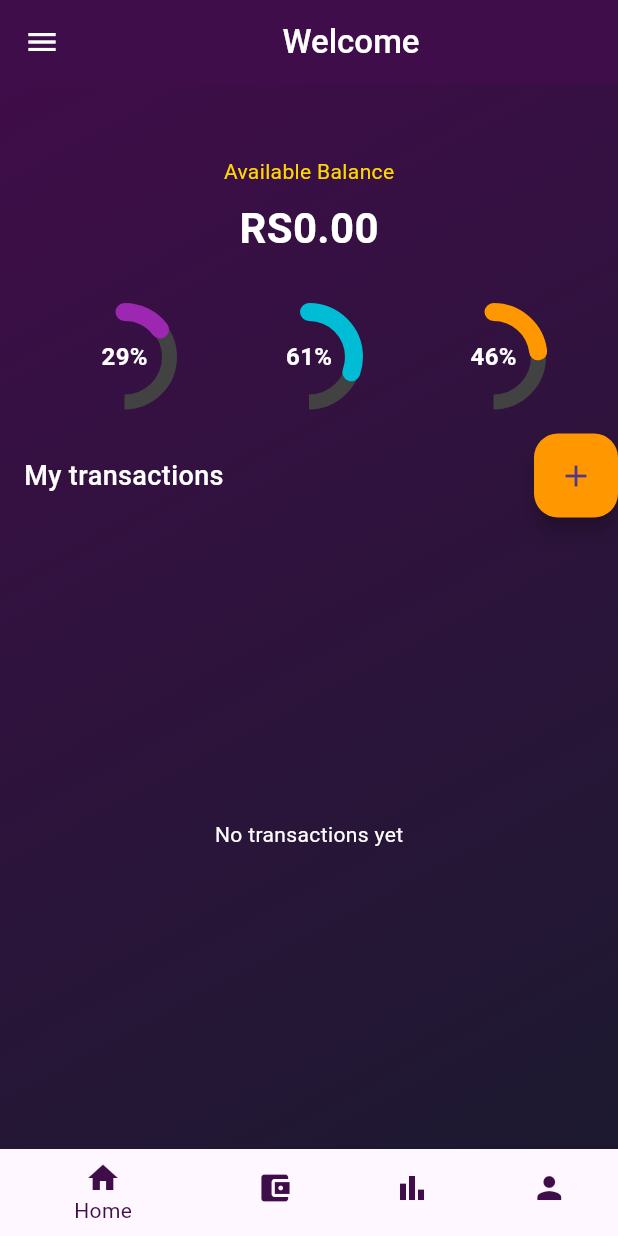
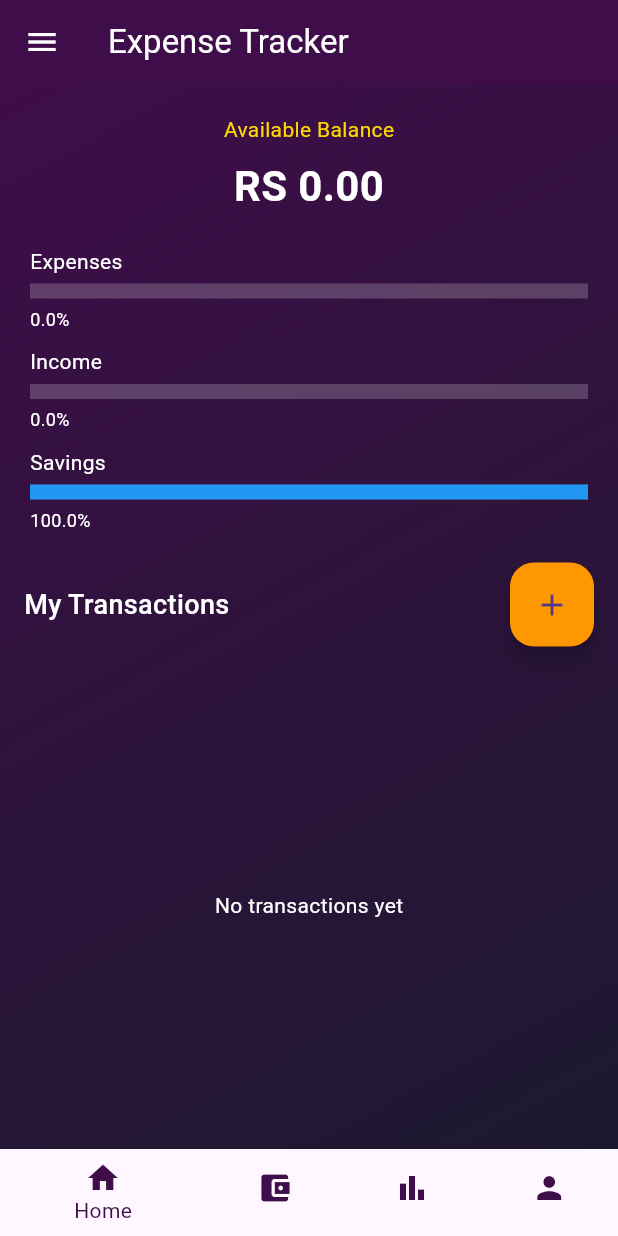
Before and after one commit to MSMTMS786/BudgetPal, a Flutter app: the screen it shows after launch, in the side drawer, after a tap on the "add" icon, on a phone screen of 412 x 824 dp. Run offline on Flutter 3.47's test engine with Material 3 defaults, Android fonts, the phone set to English and light mode, and no system bars.

Commit message:
some changes

```diff
--- a/lib/screen/home_screen.dart
+++ b/lib/screen/home_screen.dart
@@ -3,6 +3,7 @@ import 'package:expense_tracker/screen/add_expense_income.dart';
 import 'package:expense_tracker/widgets/Drawer.dart';
 import 'package:expense_tracker/widgets/bottomNavBar.dart';
 import 'package:flutter/material.dart';
+import 'package:intl/intl.dart';
 
 class HomeScreen extends StatefulWidget {
   HomeScreen({Key? key}) : super(key: key);
@@ -12,45 +13,44 @@ class HomeScreen extends StatefulWidget {
 }
 
 class _HomeScreenState extends State<HomeScreen> {
-  double balance = 0.0; // Initial balance
+  double balance = 0.0;
+  double totalExpenses = 0.0;
+  double totalIncome = 0.0;
   List<Transaction> transactions = [];
+
+  final GlobalKey<ScaffoldState> _scaffoldKey = GlobalKey<ScaffoldState>();
 
   void updateBalance(Transaction transaction) {
     setState(() {
       if (transaction.isExpense) {
+        totalExpenses += transaction.amount;
         balance -= transaction.amount;
       } else {
+        totalIncome += transaction.amount;
         balance += transaction.amount;
       }
       transactions.add(transaction);
     });
   }
 
-  final GlobalKey<ScaffoldState> _scaffoldKey = GlobalKey<ScaffoldState>();
+  // **Dynamically Calculate Graph Values**
+  double get expensePercentage => balance == 0.0 ? 0.0 : (totalExpenses / (totalExpenses + totalIncome));
+  double get incomePercentage => balance == 0.0 ? 0.0 : (totalIncome / (totalExpenses + totalIncome));
+  double get savingsPercentage => balance == 0.0 ? 1.0 : ((balance - totalExpenses) / balance);
 
   @override
   Widget build(BuildContext context) {
     return Scaffold(
-      key: _scaffoldKey, // Set the key here
-      drawer: MyDrawer(), // Add the drawer here
+      key: _scaffoldKey,
+      drawer: MyDrawer(),
       appBar: AppBar(
+        backgroundColor: const Color(0xFF3F0D49),
+        title: const Text('Expense Tracker', style: TextStyle(color: Colors.white)),
         leading: IconButton(
-          onPressed: () {
-            _scaffoldKey.currentState
-                ?.openDrawer(); // Use GlobalKey to open drawer
-          },
-          icon: Icon(Icons.menu, color: Colors.white),
-        ),
-        backgroundColor: Color(0xFF3F0D49),
-
-        title: Center(
-          child: Text(
-            'Welcome',
-            style: TextStyle(color: Colors.white, fontWeight: FontWeight.w500),
+          icon: const Icon(Icons.menu, color: Colors.white),
+          onPressed: () => _scaffoldKey.currentState?.openDrawer(),
         ),
       ),
-      ),
-
       body: Container(
         width: double.infinity,
         height: double.infinity,
@@ -58,93 +58,56 @@ class _HomeScreenState extends State<HomeScreen> {
           gradient: LinearGradient(
             begin: Alignment.topLeft,
             end: Alignment.bottomRight,
-            colors: [
-              Color(0xFF3F0D49), // Purple at top
-              Color(0xFF1A1A2E), // Dark blue at bottom
-            ],
+            colors: [Color(0xFF3F0D49), Color(0xFF1A1A2E)],
           ),
         ),
         child: SafeArea(
           child: Column(
-            crossAxisAlignment: CrossAxisAlignment.start,
             children: [
-              // App bar with menu and welcome
-              Padding(
-                padding: const EdgeInsets.all(16.0),
-                child: Row(
+              const SizedBox(height: 20),
+
+              // **Available Balance Section**
+              Center(
+                child: Column(
                   children: [
-                    // Just a spacer to balance the menu icon
-                    const SizedBox(width: 28),
+                    const Text('Available Balance', style: TextStyle(color: Color(0xFFFFD700), fontSize: 14)),
+                    const SizedBox(height: 8),
+                    Text("RS ${balance.toStringAsFixed(2)}",
+                        style: const TextStyle(color: Colors.white, fontSize: 28, fontWeight: FontWeight.bold)),
                   ],
                 ),
               ),
 
-              // Available Balance Section
+              const SizedBox(height: 20),
+
+              // **Dynamic Graphs**
               Padding(
-                padding: const EdgeInsets.all(16.0),
+                padding: const EdgeInsets.symmetric(horizontal: 20),
                 child: Column(
-                  crossAxisAlignment: CrossAxisAlignment.start,
                   children: [
-                    Center(
-                      child: Text(
-                        'Available Balance',
-                        style: TextStyle(
-                          color: Color(0xFFFFD700),
-                          fontSize: 14,
-                        ),
-                      ),
-                    ),
-                    SizedBox(height: 8),
-                    Center(
-                      child: Text(
-                        "RS${balance.toStringAsFixed(2)}",
-                        style: TextStyle(
-                          color: Colors.white,
-                          fontSize: 28,
-                          fontWeight: FontWeight.bold,
-                        ),
-                      ),
-                    ),
+                    _buildGraph("Expenses", expensePercentage, Colors.red),
+                    const SizedBox(height: 10),
+                    _buildGraph("Income", incomePercentage, Colors.green),
+                    const SizedBox(height: 10),
+                    _buildGraph("Savings", savingsPercentage, Colors.blue),
                   ],
                 ),
               ),
 
-              // Percentage Gauges
-              Container(
-                height: 100,
+              const SizedBox(height: 20),
+
+              // **Transactions List Header**
+              Padding(
+                padding: const EdgeInsets.symmetric(horizontal: 16.0),
                 child: Row(
-                  mainAxisAlignment: MainAxisAlignment.spaceEvenly,
+                  mainAxisAlignment: MainAxisAlignment.spaceBetween,
                   children: [
-                    _buildGauge('29%', Colors.purple),
-                    _buildGauge('61%', Colors.cyan),
-                    _buildGauge('46%', Colors.orange),
-                  ],
-                ),
-              ),
-
-              // My Transactions Text
-              Row(
-                mainAxisAlignment: MainAxisAlignment.spaceBetween,
-
-                children: [
-                  const Padding(
-                    padding: EdgeInsets.all(16.0),
-                    child: Text(
-                      'My transactions',
-                      style: TextStyle(
-                        color: Colors.white,
-                        fontSize: 18,
-                        fontWeight: FontWeight.w500,
-                      ),
-                    ),
-                  ),
+                    const Text('My Transactions', style: TextStyle(color: Colors.white, fontSize: 18, fontWeight: FontWeight.w500)),
                     FloatingActionButton(
                       onPressed: () async {
                         final result = await Navigator.push<Transaction>(
                           context,
-                        MaterialPageRoute(
-                          builder: (context) => const AddTransactionScreen(),
-                        ),
+                          MaterialPageRoute(builder: (context) => const AddTransactionScreen()),
                         );
 
                         if (result != null) {
@@ -156,69 +119,26 @@ class _HomeScreenState extends State<HomeScreen> {
                     ),
                   ],
                 ),
+              ),
 
-              // Transaction List
+              const SizedBox(height: 10),
+
+              // **Transactions List**
               Expanded(
-                child:
-                    transactions.isEmpty
+                child: transactions.isEmpty
                     ? const Center(
-                          child: Text(
-                            'No transactions yet',
-                            style: TextStyle(color: Colors.white),
-                          ),
+                        child: Text('No transactions yet', style: TextStyle(color: Colors.white)),
                       )
                     : ListView.builder(
                         itemCount: transactions.length,
                         itemBuilder: (context, index) {
-                            final transaction =
-                                transactions[transactions.length - 1 - index];
-                            return Container(
-                              margin: const EdgeInsets.symmetric(
-                                horizontal: 16,
-                                vertical: 4,
-                              ),
-                              decoration: BoxDecoration(
-                                color: Colors.white,
-                                borderRadius: BorderRadius.circular(8),
-                                border: Border.all(
-                                  color: Colors.grey.withOpacity(0.2),
-                                ),
-                              ),
-                              child: ListTile(
-                                leading: CircleAvatar(
-                                  backgroundColor:
-                                      transaction.isExpense
-                                          ? Colors.orange.withOpacity(0.1)
-                                          : Colors.green.withOpacity(0.1),
-                                  child: Icon(
-                                    transaction.isExpense
-                                        ? Icons.remove
-                                        : Icons.add,
-                                    color:
-                                        transaction.isExpense
-                                            ? Colors.orange
-                                            : Colors.green,
-                                  ),
-                                ),
-                                title: Text(transaction.category),
-                                subtitle: Text(transaction.description),
-                                trailing: Text(
-                                  '${transaction.isExpense ? '-' : '+'} ₹${transaction.amount.toStringAsFixed(2)}',
-                                  style: TextStyle(
-                                    color:
-                                        transaction.isExpense
-                                            ? Colors.red
-                                            : Colors.green,
-                                    fontWeight: FontWeight.bold,
-                                  ),
-                                ),
-                              ),
-                            );
+                          final transaction = transactions[transactions.length - 1 - index];
+                          return _buildTransactionItem(transaction);
                         },
                       ),
               ),
 
-              // Bottom Navigation Bar
+              // **Bottom Navigation Bar**
               BottomNavBar(),
             ],
           ),
@@ -227,179 +147,47 @@ class _HomeScreenState extends State<HomeScreen> {
     );
   }
 
-  // Helper method to build gauge widgets
-  Widget _buildGauge(String percentage, Color color) {
-    return Container(
-      // width: 100,
-      child: Stack(
-        alignment: Alignment.center,
+  // **Graph Widget (Uses ProgressIndicator)**
+  Widget _buildGraph(String label, double percentage, Color color) {
+    return Column(
+      crossAxisAlignment: CrossAxisAlignment.start,
       children: [
-          SizedBox(
-            width: 80,
-            height: 80,
-            child: CustomPaint(painter: GaugePainter(color)),
+        Text(label, style: const TextStyle(color: Colors.white, fontSize: 14)),
+        const SizedBox(height: 5),
+        LinearProgressIndicator(
+          value: percentage.clamp(0.0, 1.0),
+          backgroundColor: Colors.white.withOpacity(0.2),
+          valueColor: AlwaysStoppedAnimation<Color>(color),
+          minHeight: 10,
         ),
-          Text(
-            percentage,
-            style: const TextStyle(
-              color: Colors.white,
-              fontSize: 16,
-              fontWeight: FontWeight.bold,
-            ),
-          ),
+        const SizedBox(height: 5),
+        Text("${(percentage * 100).toStringAsFixed(1)}%", style: const TextStyle(color: Colors.white, fontSize: 12)),
       ],
-      ),
     );
   }
 
-  // Helper method to build transaction items
-  Widget _buildTransactionItem({
-    required String? icon,
-    required String fallbackIcon,
-    required Color fallbackColor,
-    required String name,
-    required String date,
-    required String amount,
-    required Color color,
-  }) {
+  // **Transaction Item Widget**
+  Widget _buildTransactionItem(Transaction transaction) {
     return Container(
-      margin: const EdgeInsets.only(bottom: 12),
-      padding: const EdgeInsets.symmetric(horizontal: 16, vertical: 12),
+      margin: const EdgeInsets.symmetric(horizontal: 16, vertical: 4),
+      padding: const EdgeInsets.all(10),
       decoration: BoxDecoration(
-        color: const Color(0xFF252547),
-        borderRadius: BorderRadius.circular(12),
+        color: Colors.white,
+        borderRadius: BorderRadius.circular(8),
+        border: Border.all(color: Colors.grey.withOpacity(0.2)),
       ),
-      child: Row(
-        children: [
-          // Icon or letter
-          Container(
-            width: 40,
-            height: 40,
-            decoration: BoxDecoration(
-              color: icon == null ? fallbackColor : Colors.white,
-              shape: BoxShape.circle,
+      child: ListTile(
+        leading: CircleAvatar(
+          backgroundColor: transaction.isExpense ? Colors.orange.withOpacity(0.1) : Colors.green.withOpacity(0.1),
+          child: Icon(transaction.isExpense ? Icons.remove : Icons.add, color: transaction.isExpense ? Colors.orange : Colors.green),
         ),
-            child:
-                icon == null
-                    ? Center(
-                      child: Text(
-                        fallbackIcon,
-                        style: TextStyle(
-                          color:
-                              fallbackIcon == 'S' ? Colors.white : Colors.black,
-                          fontSize: 18,
-                          fontWeight: FontWeight.bold,
+        title: Text(transaction.category),
+        subtitle: Text("${transaction.description} • ${DateFormat.yMMMd().format(transaction.date)}"),
+        trailing: Text(
+          '${transaction.isExpense ? '-' : '+'} RS.${transaction.amount.toStringAsFixed(2)}',
+          style: TextStyle(color: transaction.isExpense ? Colors.red : Colors.green, fontWeight: FontWeight.bold),
         ),
-                      ),
-                    )
-                    : ClipOval(
-                      child: Image.asset(
-                        icon,
-                        width: 40,
-                        height: 40,
-                        fit: BoxFit.cover,
-                      ),
-                    ),
-          ),
-          const SizedBox(width: 16),
-          // Name and date
-          Expanded(
-            child: Column(
-              crossAxisAlignment: CrossAxisAlignment.start,
-              children: [
-                Text(
-                  name,
-                  style: const TextStyle(
-                    color: Colors.white,
-                    fontSize: 16,
-                    fontWeight: FontWeight.w500,
-                  ),
-                ),
-                Text(
-                  date,
-                  style: TextStyle(color: Colors.grey[400], fontSize: 12),
-                ),
-              ],
-            ),
-          ),
-          // Amount
-          Text(
-            amount,
-            style: const TextStyle(
-              color: Colors.white,
-              fontSize: 16,
-              fontWeight: FontWeight.w500,
-            ),
-          ),
-          // Colored indicator
-          Container(
-            width: 5,
-            height: 40,
-            margin: const EdgeInsets.only(left: 16),
-            decoration: BoxDecoration(
-              color: color,
-              borderRadius: BorderRadius.circular(10),
-            ),
-          ),
-        ],
       ),
     );
   }
 }
-
-// Custom painter for the gauge
-class GaugePainter extends CustomPainter {
-  final Color color;
-
-  GaugePainter(this.color);
-
-  @override
-  void paint(Canvas canvas, Size size) {
-    final Paint paint =
-        Paint()
-          ..color = Colors.grey[800]!
-          ..style = PaintingStyle.stroke
-          ..strokeWidth = 10;
-
-    final Paint activePaint =
-        Paint()
-          ..color = color
-          ..style = PaintingStyle.stroke
-          ..strokeWidth = 12
-          ..strokeCap = StrokeCap.round;
-
-    final center = Offset(size.width / 2, size.height / 2);
-    final radius = size.width / 2 - 10;
-
-    // Draw background arc
-    canvas.drawArc(
-      Rect.fromCircle(center: center, radius: radius),
-      -0.5 * 3.14159, // Start at 9 o'clock position
-      1 * 3.14159, // Half circle (180 degrees)
-      false,
-      paint,
-    );
-
-    // Draw active arc - adjust sweep for percentage
-    double percentage = 0.6; // Represents percentage like 60%
-    if (color == Colors.purple) percentage = 0.29;
-    if (color == Colors.cyan) percentage = 0.61;
-    if (color == Colors.orange) percentage = 0.46;
-
-    canvas.drawArc(
-      Rect.fromCircle(center: center, radius: radius),
-      -0.5 * 3.14159, // Start at 9 o'clock position
-      percentage * 3.14159, // Percentage of 180 degrees
-      false,
-      activePaint,
-    );
-  }
-
-  @override
-  bool shouldRepaint(CustomPainter oldDelegate) => false;
-}
-
-// You'll need to add these assets to your pubspec.yaml:
-// assets:
-//   - assets/shell_logo.png
-//   - assets/amazon_logo.png
```
Lines whose indentation alone changed are shown as unchanged.
